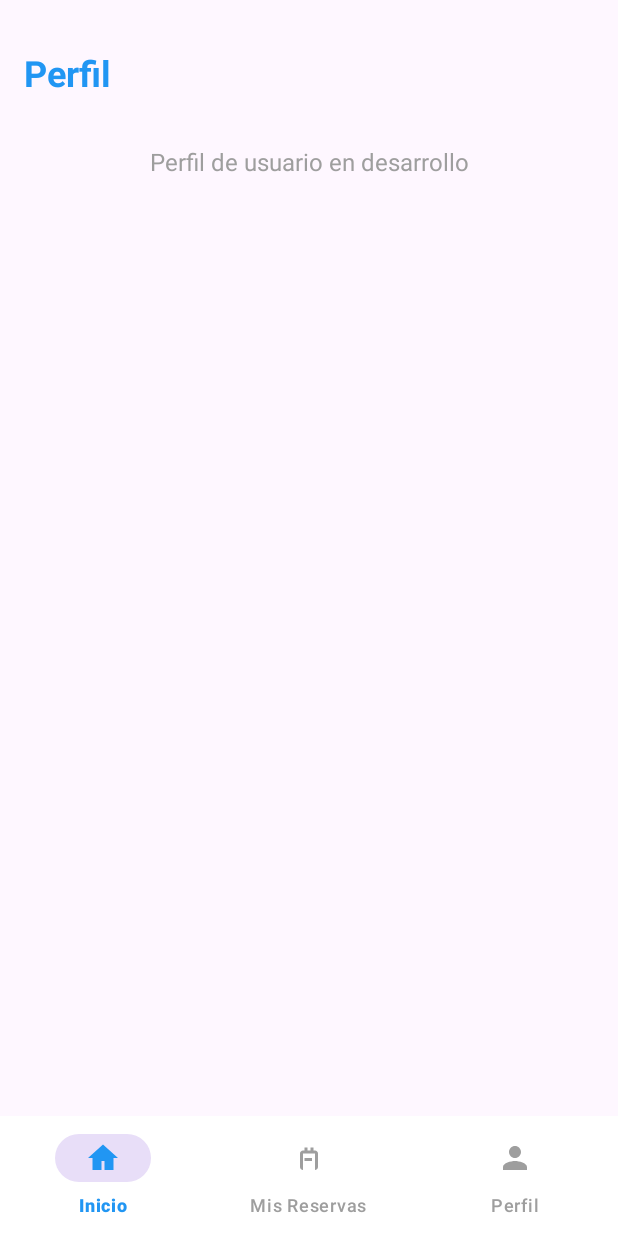
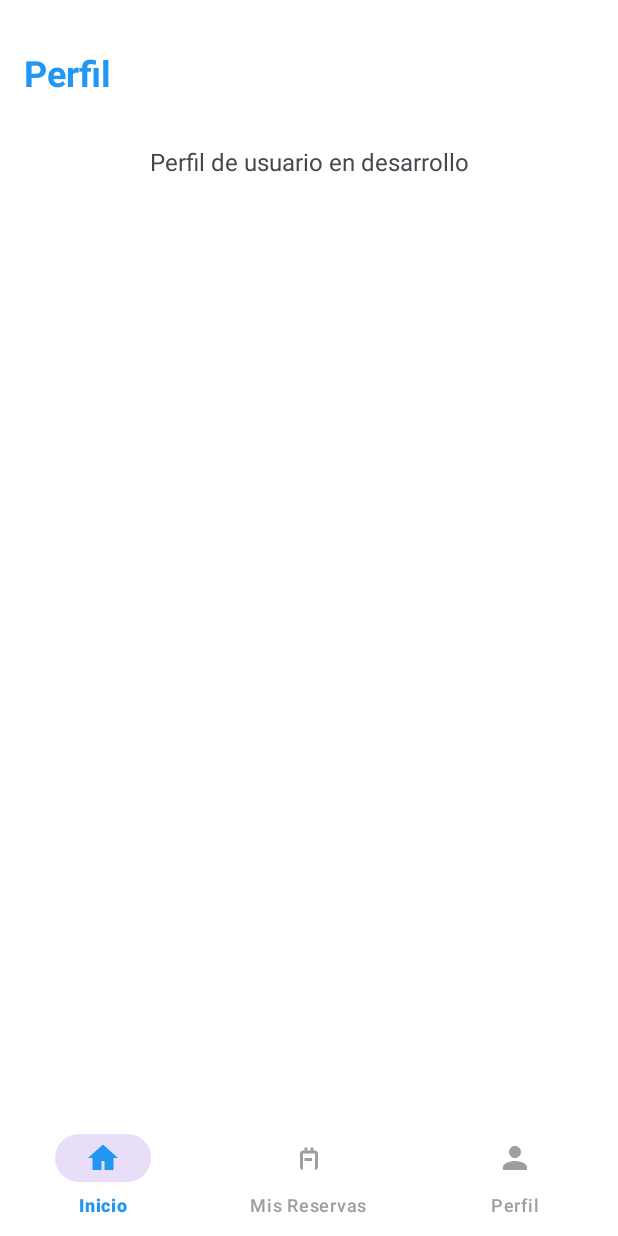
Before and after one commit to NicolasGutik/android-ritmofit, an Android app: the PerfilFragment screen opened through its navigation route, on a phone screen of 412 x 824 dp. Run offline under Robolectric (Android 15) with nearby library versions, the phone set to English and light mode, and no system bars; our stand-ins replace Dagger/Hilt's generated code, navigation-ui; 5 statements that could not run were skipped.

Commit message:
Agregando fragment profile

```diff
--- a/app/src/main/res/layout/fragment_perfil.xml
+++ b/app/src/main/res/layout/fragment_perfil.xml
@@ -6,7 +6,9 @@
     android:layout_width="match_parent"
     android:layout_height="match_parent"
     android:padding="16dp"
-    tools:context=".ui.perfil.PerfilFragment">
+    android:background="?attr/colorBackgroundFloating"
+    tools:context=".ui.perfil.PerfilFragment"
+    tools:theme="@style/Theme.RitmoFit">
 
     <TextView
         android:id="@+id/tv_title"
@@ -15,17 +17,17 @@
         android:text="@string/nav_perfil"
         android:textSize="24sp"
         android:textStyle="bold"
-        android:textColor="@color/ritmo_fit_primary"
+        android:textColor="?attr/colorPrimary"
+        android:layout_marginTop="16dp"
         app:layout_constraintTop_toTopOf="parent"
-        app:layout_constraintStart_toStartOf="parent"
-        android:layout_marginTop="16dp" />
+        app:layout_constraintStart_toStartOf="parent" />
 
     <TextView
         android:layout_width="wrap_content"
         android:layout_height="wrap_content"
         android:text="Perfil de usuario en desarrollo"
         android:textSize="16sp"
-        android:textColor="@color/gray_medium"
+        android:textColor="?attr/colorOnSurfaceVariant"
         android:layout_marginTop="32dp"
         app:layout_constraintTop_toBottomOf="@id/tv_title"
         app:layout_constraintStart_toStartOf="parent"
```
